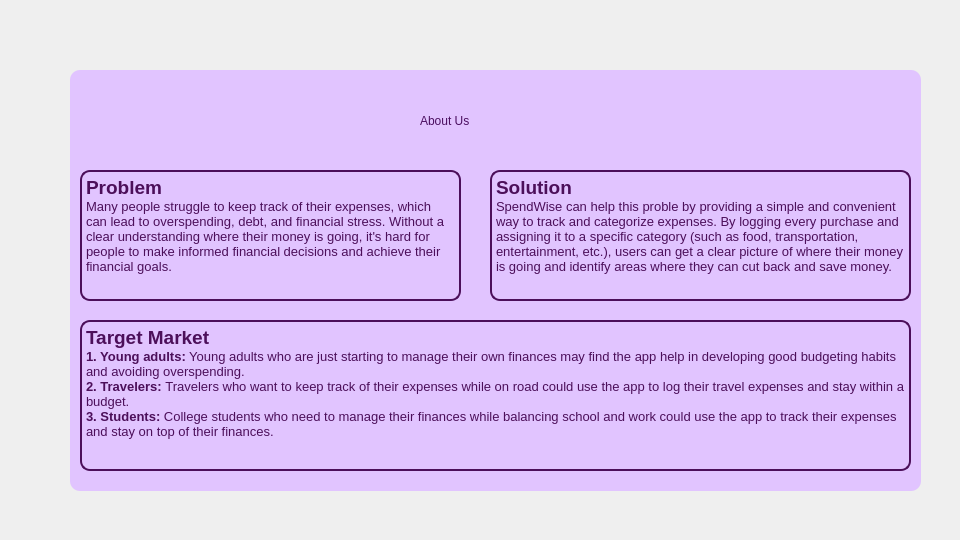
Nirjaraa/spendwise, file aboutus.ui: the form before one commit.
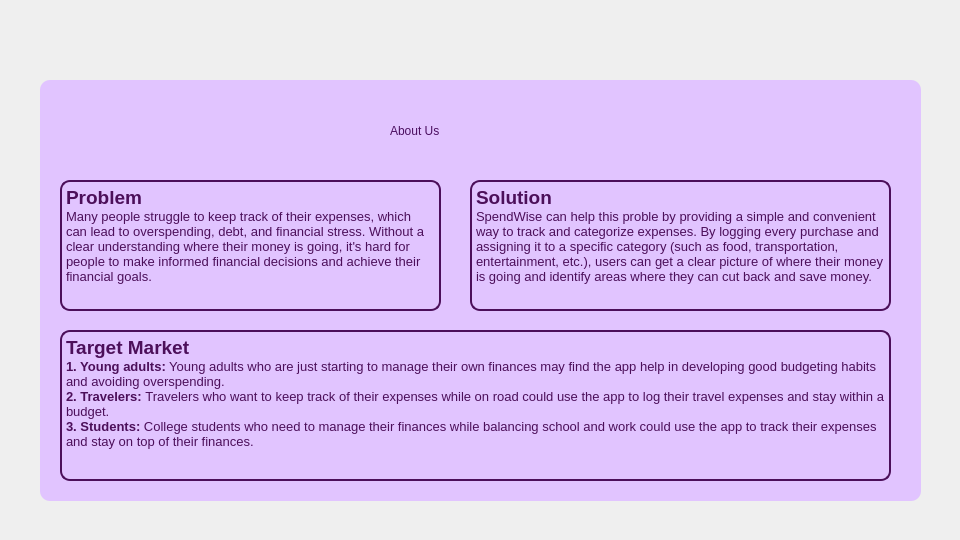
The form after the commit. Icons and pictures are not drawn.

```diff
--- a/aboutus.ui
+++ b/aboutus.ui
@@ -34,9 +34,9 @@
    <widget class="QGroupBox" name="groupBox">
     <property name="geometry">
      <rect>
-      <x>70</x>
-      <y>70</y>
-      <width>851</width>
+      <x>40</x>
+      <y>80</y>
+      <width>881</width>
       <height>421</height>
      </rect>
     </property>
@@ -50,7 +50,7 @@
     <widget class="QTextBrowser" name="textBrowser_3">
      <property name="geometry">
       <rect>
-       <x>10</x>
+       <x>20</x>
        <y>250</y>
        <width>831</width>
        <height>151</height>
@@ -82,7 +82,7 @@
     <widget class="QTextBrowser" name="textBrowser">
      <property name="geometry">
       <rect>
-       <x>10</x>
+       <x>20</x>
        <y>100</y>
        <width>381</width>
        <height>131</height>
@@ -113,7 +113,7 @@
     <widget class="QTextBrowser" name="textBrowser_2">
      <property name="geometry">
       <rect>
-       <x>420</x>
+       <x>430</x>
        <y>100</y>
        <width>421</width>
        <height>131</height>
```
